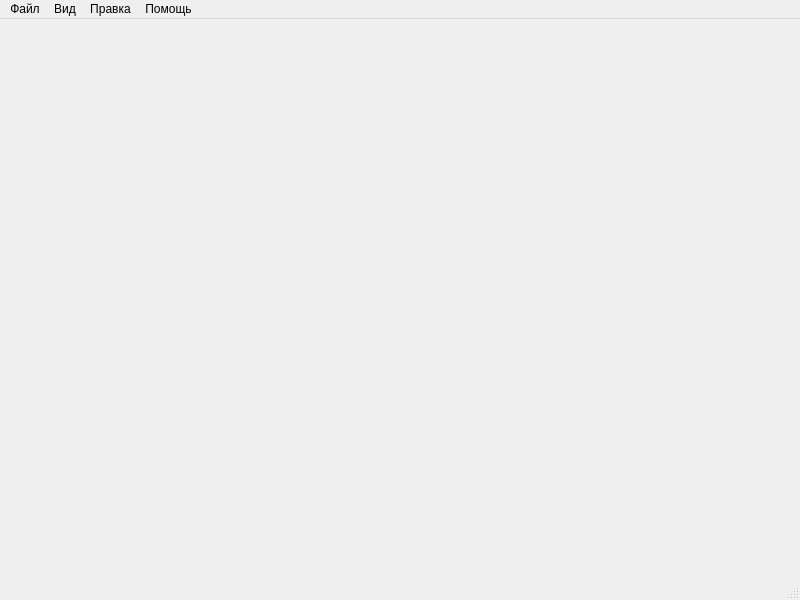
The window that ui/mainwindow.ui (Llerr/FontCreator) describes before a commit, drawn with Qt 5.
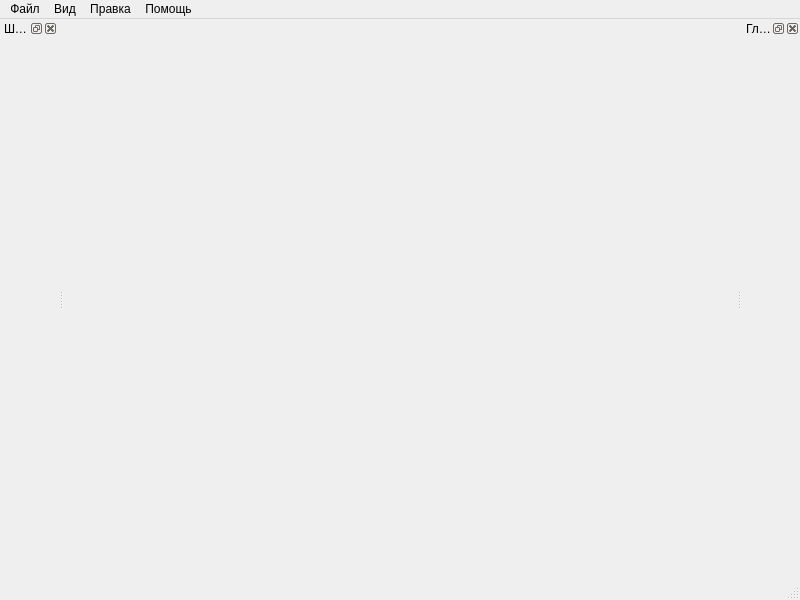
The same window after the commit. Icons and pictures are not drawn.

Patch:
```diff
--- a/ui/mainwindow.ui
+++ b/ui/mainwindow.ui
@@ -59,6 +59,27 @@
    <addaction name="help"/>
   </widget>
   <widget class="QStatusBar" name="statusbar"/>
+  <widget class="QDockWidget" name="dockGlyphs">
+   <property name="windowTitle">
+    <string>Глифы</string>
+   </property>
+   <attribute name="dockWidgetArea">
+    <number>2</number>
+   </attribute>
+   <widget class="QWidget" name="dockWidgetContents"/>
+  </widget>
+  <widget class="QDockWidget" name="dockFont">
+   <property name="floating">
+    <bool>false</bool>
+   </property>
+   <property name="windowTitle">
+    <string>Шрифт</string>
+   </property>
+   <attribute name="dockWidgetArea">
+    <number>1</number>
+   </attribute>
+   <widget class="QWidget" name="dockWidgetContents_2"/>
+  </widget>
   <action name="actAbout">
    <property name="text">
     <string>О ...</string>
```
Left out of the diff: 93 changed lines with no effect on the pictures.
